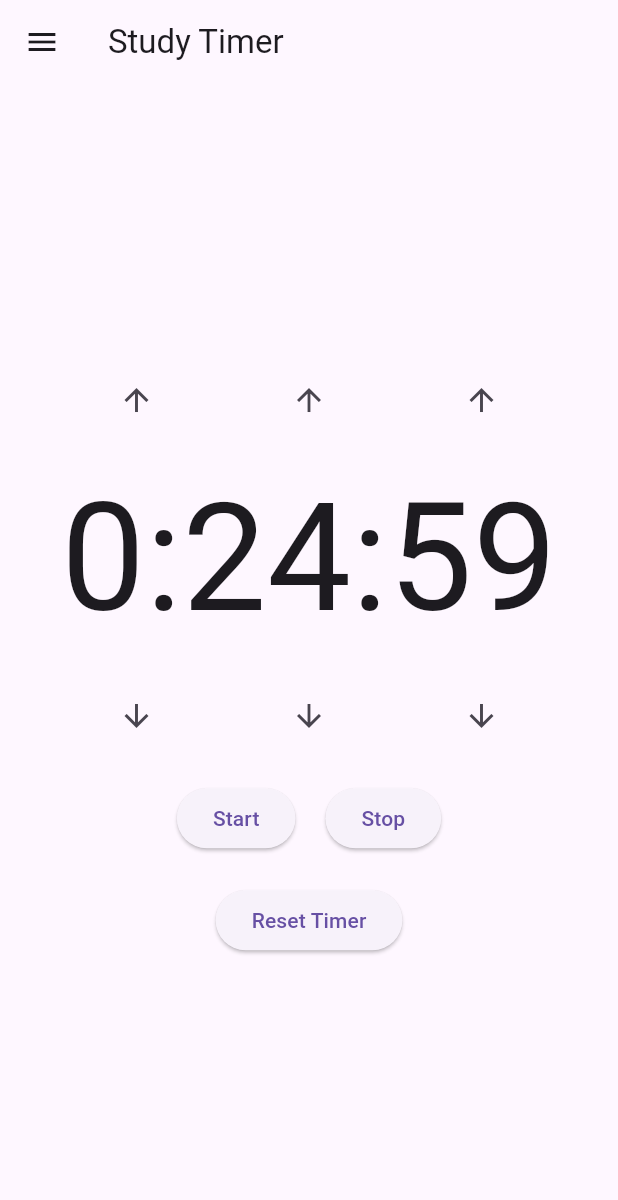
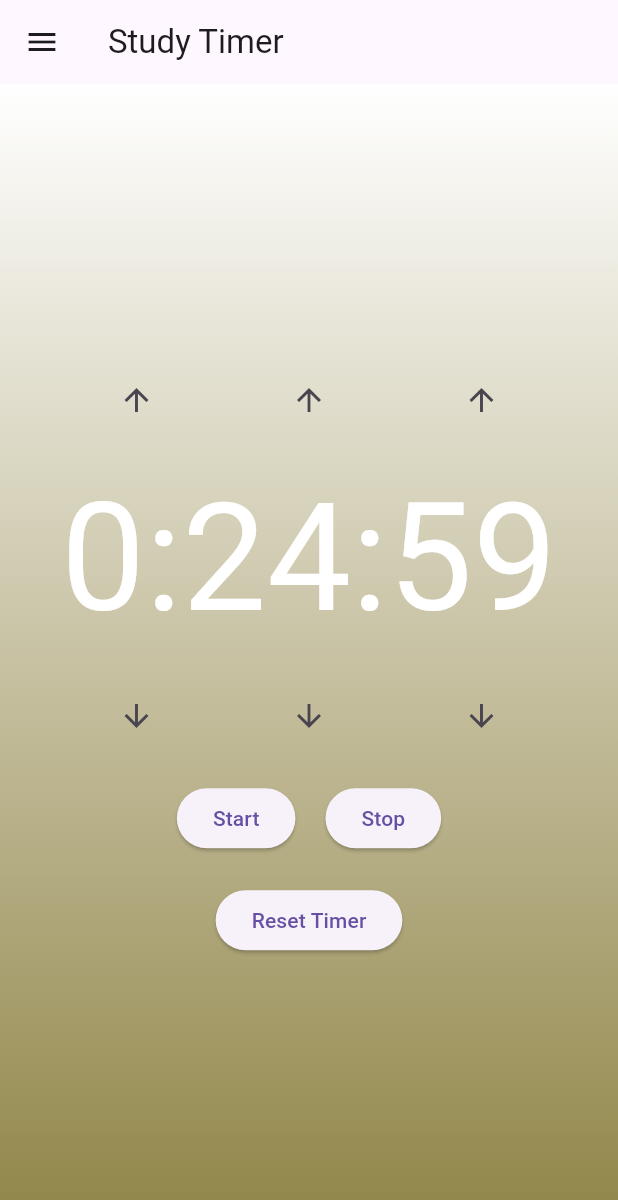
Before and after one commit to DominikKubath/Focus-App, a Flutter app: the StudyTimerPage screen opened directly, after a tap on "Start", on a phone screen of 412 x 824 dp. Shown: the top 1200 px of the screen. Run offline on Flutter 3.47's test engine with Material 3 defaults, Android fonts, the light colour scheme and no system bars; our stand-ins replace cloud_firestore, firebase_auth, firebase_core, fl_chart, google_fonts, shared_preferences; missing offline and left inert: dart:html, dart:js_interop; accounts and stored records are empty.

Commit message:
Timer sends Alert when done, Gradient in the background of timer makes it look a little better

```diff
--- a/lib/Pages/StudyTimerPage.dart
+++ b/lib/Pages/StudyTimerPage.dart
@@ -1,9 +1,6 @@
-import 'dart:async';
-
 import 'package:flutter/material.dart';
 import 'package:provider/provider.dart';
 import 'package:studienarbeit_focus_app/UI%20Elements/MenuDrawer.dart';
-
 import '../main.dart';
 
 class StudyTimerPage extends StatefulWidget {
@@ -12,14 +9,29 @@ class StudyTimerPage extends StatefulWidget {
 }
 
 class _StudyTimerPageState extends State<StudyTimerPage> {
+  final GlobalKey<ScaffoldState> _scaffoldKey = GlobalKey<ScaffoldState>();
+
   @override
   Widget build(BuildContext context) {
     return Scaffold(
+      key: _scaffoldKey,
       appBar: AppBar(
         title: Text('Study Timer'),
       ),
       drawer: MenuDrawer(),
-      body: Center(
+      body: Consumer<TimerModel>(
+        builder: (context, timerModel, _) => AnimatedContainer(
+          duration: Duration(milliseconds: 500),
+          decoration: BoxDecoration(
+            gradient: LinearGradient(
+              begin: Alignment.topCenter,
+              end: Alignment.bottomCenter,
+              colors: timerModel.isRunning
+                  ? [Colors.white, Colors.red] // Red gradient when timer is running
+                  : [Colors.white, Colors.green], // Green gradient when timer is not running
+            ),
+          ),
+          child: Center(
             child: Column(
               mainAxisAlignment: MainAxisAlignment.center,
               children: [
@@ -41,7 +53,10 @@ class _StudyTimerPageState extends State<StudyTimerPage> {
                 Consumer<TimerModel>(
                   builder: (context, timerModel, _) => Text(
                     _formatDuration(timerModel.duration),
-                style: TextStyle(fontSize: 100),
+                    style: TextStyle(
+                        fontSize: 100,
+                      color: Colors.white,
+                    ),
                   ),
                 ),
                 SizedBox(height: 10),
@@ -65,6 +80,7 @@ class _StudyTimerPageState extends State<StudyTimerPage> {
                   children: [
                     ElevatedButton(
                       onPressed: () {
+                        Provider.of<TimerModel>(context, listen: false).setOnTimerFinishedCallback(() => onTimerFinished(context));
                         Provider.of<TimerModel>(context, listen: false).startTimer();
                       },
                       child: Text('Start'),
@@ -86,6 +102,8 @@ class _StudyTimerPageState extends State<StudyTimerPage> {
                   child: Text('Reset Timer'),
                 ),
               ],
+            ),
+          ),
         ),
       ),
     );
@@ -110,4 +128,12 @@ class _StudyTimerPageState extends State<StudyTimerPage> {
     String twoDigits(int n) => n.toString().padLeft(2, '0');
     return '${duration.inHours}:${twoDigits(duration.inMinutes.remainder(60))}:${twoDigits(duration.inSeconds.remainder(60))}';
   }
+
+  void onTimerFinished(BuildContext context) {
+    ScaffoldMessenger.of(context).showSnackBar(
+      SnackBar(
+        content: Text('Timer ran out!'),
+      ),
+    );
   }
+}
--- a/lib/main.dart
+++ b/lib/main.dart
@@ -62,6 +62,7 @@ class TimerModel extends ChangeNotifier {
   Duration _duration = Duration(minutes: 25);
   bool _isRunning = false;
   late Timer _timer;
+  VoidCallback? _onTimerFinished;
 
   Duration get duration => _duration;
   bool get isRunning => _isRunning;
@@ -83,16 +84,21 @@ class TimerModel extends ChangeNotifier {
       _timer = Timer.periodic(Duration(seconds: 1), (timer) {
         if (_duration.inSeconds > 0) {
           _duration = Duration(seconds: _duration.inSeconds - 1);
-          notifyListeners();
+          notifyListeners(); // Notify listeners about the change in duration
         } else {
           _isRunning = false;
           _timer.cancel();
-          notifyListeners();
+          if (_onTimerFinished != null) {
+            _onTimerFinished!();
+          }
         }
       });
       _isRunning = true;
-      notifyListeners();
     }
+  }
+
+  void setOnTimerFinishedCallback(VoidCallback onTimerFinished) {
+    _onTimerFinished = onTimerFinished;
   }
 
   void pauseTimer() {
```
Lines whose indentation alone changed are shown as unchanged.
